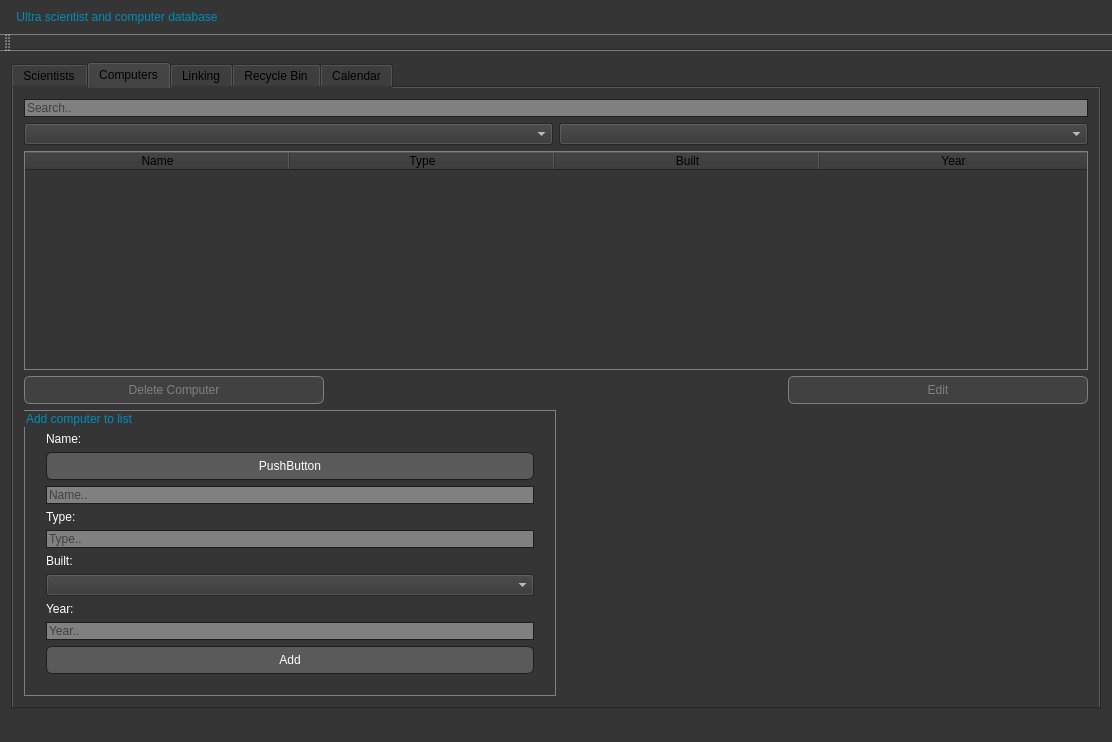
Old version of the form VerklegtNamskeidH3/mainwindow.ui in the repository Eytor/VerklegtNamskeid.
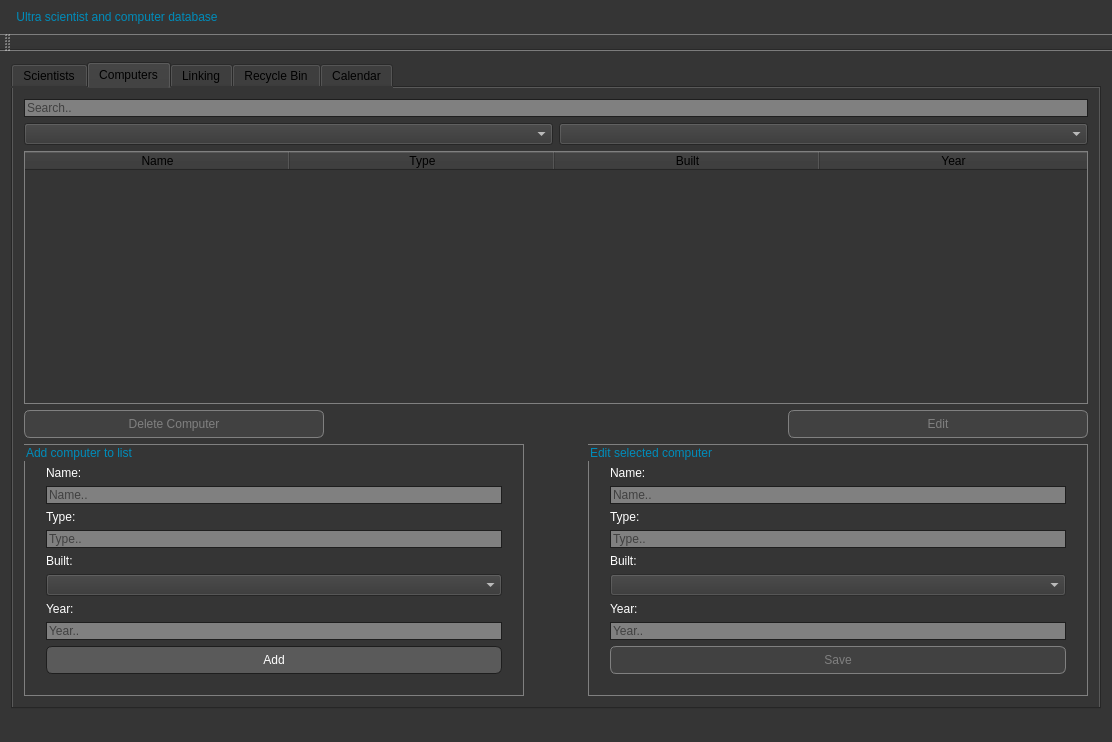
New version of the form.

Commit message: UI grouped Add and Edit boxes in computer

```diff
--- a/VerklegtNamskeidH3/mainwindow.ui
+++ b/VerklegtNamskeidH3/mainwindow.ui
@@ -636,7 +636,7 @@
         <item>
          <layout class="QHBoxLayout" name="horizontalLayout_14">
           <item>
-           <layout class="QVBoxLayout" name="verticalLayout_9">
+           <layout class="QVBoxLayout" name="AddHolder">
             <item>
              <widget class="QGroupBox" name="groupBox_2">
               <property name="minimumSize">
@@ -673,13 +673,6 @@
                  </item>
                 </layout>
                </item>
-               <item>
-                <widget class="QPushButton" name="pushButton">
-                 <property name="text">
-                  <string>PushButton</string>
-                 </property>
-                </widget>
-               </item>
                <item>
                 <widget class="QLineEdit" name="computer_name_input">
                  <property name="placeholderText">
@@ -786,6 +779,147 @@
             </property>
            </spacer>
           </item>
+          <item>
+           <layout class="QVBoxLayout" name="EditHolder">
+            <item>
+             <widget class="QGroupBox" name="groupBox_3">
+              <property name="minimumSize">
+               <size>
+                <width>500</width>
+                <height>0</height>
+               </size>
+              </property>
+              <property name="title">
+               <string>Edit selected computer</string>
+              </property>
+              <layout class="QVBoxLayout" name="verticalLayout_9">
+               <item>
+                <layout class="QHBoxLayout" name="NameAndErrorEdit">
+                 <item>
+                  <widget class="QLabel" name="computer_name_label_2">
+                   <property name="text">
+                    <string>Name:</string>
+                   </property>
+                  </widget>
+                 </item>
+                 <item>
+                  <widget class="QLabel" name="computer_name_error_edit">
+                   <property name="text">
+                    <string/>
+                   </property>
+                  </widget>
+                 </item>
+                </layout>
+               </item>
+               <item>
+                <widget class="QLineEdit" name="computer_name_input_edit">
+                 <property name="enabled">
+                  <bool>false</bool>
+                 </property>
+                 <property name="placeholderText">
+                  <string>Name..</string>
+                 </property>
+                </widget>
+               </item>
+               <item>
+                <layout class="QHBoxLayout" name="TypeAndErrorEdit">
+                 <item>
+                  <widget class="QLabel" name="computer_type_label_2">
+                   <property name="text">
+                    <string>Type:</string>
+                   </property>
+                  </widget>
+                 </item>
+                 <item>
+                  <widget class="QLabel" name="computer_type_error_edit">
+                   <property name="text">
+                    <string/>
+                   </property>
+                  </widget>
+                 </item>
+                </layout>
+               </item>
+               <item>
+                <widget class="QLineEdit" name="computer_type_input_edit">
+                 <property name="enabled">
+                  <bool>false</bool>
+                 </property>
+                 <property name="placeholderText">
+                  <string>Type..</string>
+                 </property>
+                </widget>
+               </item>
+               <item>
+                <layout class="QHBoxLayout" name="BuiltAndErrorEdit">
+                 <item>
+                  <widget class="QLabel" name="computer_built_label_2">
+                   <property name="text">
+                    <string>Built:</string>
+                   </property>
+                  </widget>
+                 </item>
+                 <item>
+                  <widget class="QLabel" name="computer_built_error_edit">
+                   <property name="text">
+                    <string/>
+                   </property>
+                  </widget>
+                 </item>
+                </layout>
+               </item>
+               <item>
+                <widget class="QComboBox" name="computer_built_input_edit">
+                 <property name="enabled">
+                  <bool>false</bool>
+                 </property>
+                </widget>
+               </item>
+               <item>
+                <layout class="QHBoxLayout" name="YearAndErrorEdit">
+                 <item>
+                  <widget class="QLabel" name="computer_year_lable_2">
+                   <property name="text">
+                    <string>Year:</string>
+                   </property>
+                  </widget>
+                 </item>
+                 <item>
+                  <widget class="QLabel" name="computer_year_error_2">
+                   <property name="text">
+                    <string/>
+                   </property>
+                  </widget>
+                 </item>
+                </layout>
+               </item>
+               <item>
+                <widget class="QLineEdit" name="computer_year_input_edit">
+                 <property name="enabled">
+                  <bool>false</bool>
+                 </property>
+                 <property name="text">
+                  <string/>
+                 </property>
+                 <property name="placeholderText">
+                  <string>Year..</string>
+                 </property>
+                </widget>
+               </item>
+               <item>
+                <widget class="QPushButton" name="computer_button_edit">
+                 <property name="enabled">
+                  <bool>false</bool>
+                 </property>
+                 <property name="text">
+                  <string>Save</string>
+                 </property>
+                </widget>
+               </item>
+              </layout>
+             </widget>
+            </item>
+           </layout>
+          </item>
          </layout>
         </item>
        </layout>
```
Left out of the diff: 2 changed lines with no effect on the pictures.
